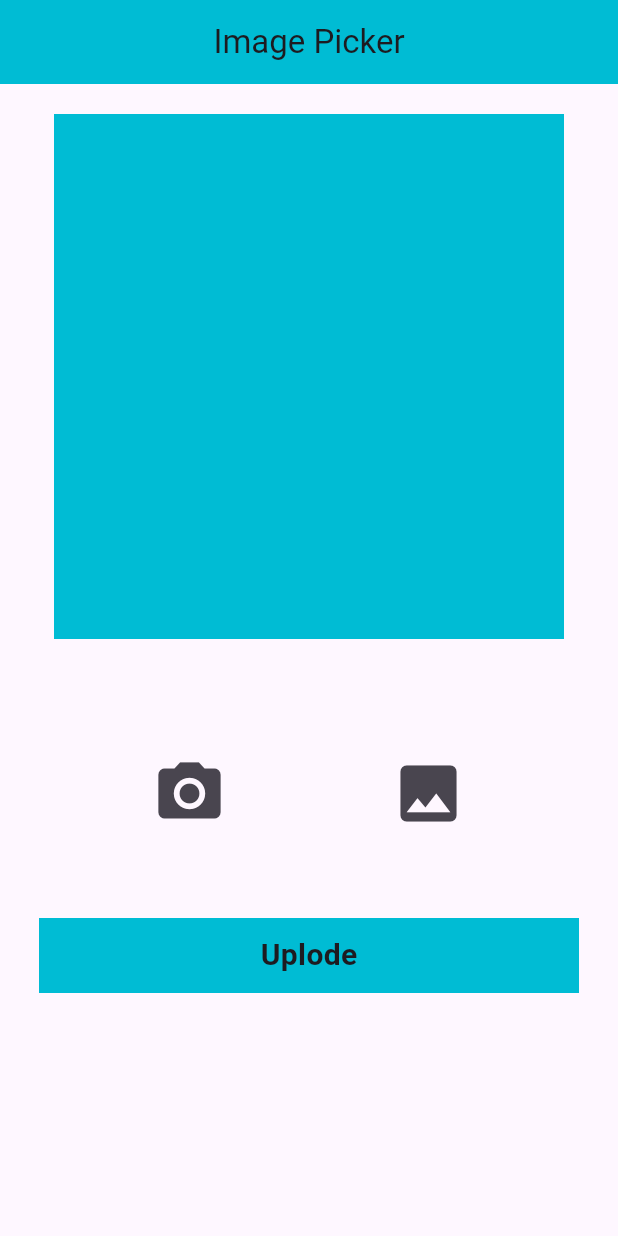
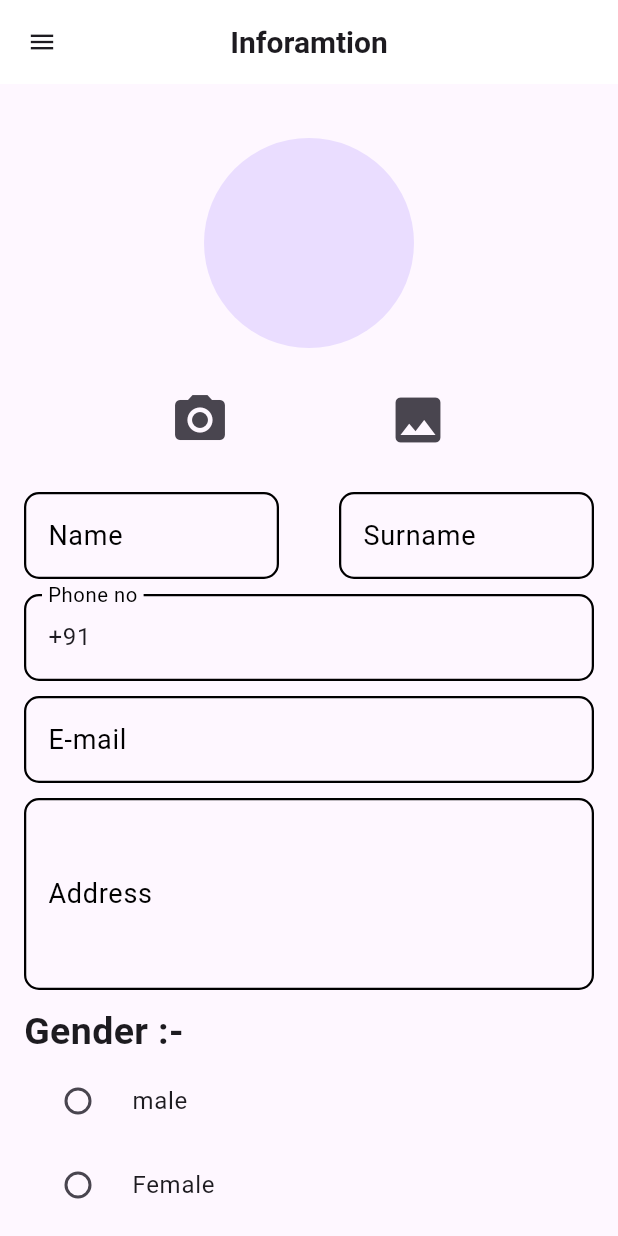
Before and after one commit to Vishalk0810/resume_app_daily_task, a Flutter app: the screen it shows after launch, on a phone screen of 412 x 824 dp. Run offline on Flutter 3.47's test engine with Material 3 defaults, Android fonts, the phone set to English and light mode, and no system bars; our stand-ins replace image_picker; missing offline and left inert: dart:ffi.

Commit message:
17-05-2024

```diff
--- a/lib/Circle_avatar/component/circle_avtar.dart
+++ b/lib/Circle_avatar/component/circle_avtar.dart
@@ -1,5 +1,4 @@
 import 'dart:io';
-
 import 'package:flutter/material.dart';
 import 'package:flutter/services.dart';
 import 'package:image_picker/image_picker.dart';
--- /dev/null
+++ b/lib/registration_form_and_id_card/component/id_card.dart
@@ -0,0 +1,19 @@
+import 'package:flutter/material.dart';
+
+class IdCard extends StatefulWidget {
+  const IdCard({super.key});
+
+  @override
+  State<IdCard> createState() => _IdCardState();
+}
+
+class _IdCardState extends State<IdCard> {
+  @override
+  Widget build(BuildContext context) {
+    return Scaffold(
+      body: Column(
+
+      ),
+    );
+  }
+}
--- /dev/null
+++ b/lib/registration_form_and_id_card/component/registration_form.dart
@@ -0,0 +1,263 @@
+import 'dart:io';
+import 'package:flutter/material.dart';
+import 'package:flutter/services.dart';
+import 'package:image_picker/image_picker.dart';
+
+import '../../utils/List.dart';
+
+class RegistrationForm extends StatefulWidget {
+  const RegistrationForm({super.key});
+
+  @override
+  State<RegistrationForm> createState() => _RegistrationFormState();
+}
+
+ImagePicker imagePicker = ImagePicker();
+File? fileImage;
+GlobalKey<FormState> formkey = GlobalKey();
+TextEditingController txtName = TextEditingController();
+TextEditingController txtSurname = TextEditingController();
+TextEditingController txtContact = TextEditingController(text: '+91 ');
+TextEditingController txtEmail = TextEditingController();
+TextEditingController txtAddress = TextEditingController();
+
+class _RegistrationFormState extends State<RegistrationForm> {
+  @override
+  Widget build(BuildContext context) {
+    return Scaffold(
+      appBar: AppBar(
+        systemOverlayStyle:
+            const SystemUiOverlayStyle(statusBarColor: Colors.white),
+        backgroundColor: Colors.white,
+        centerTitle: true,
+        title: Text(
+          'Inforamtion',
+          style: TextStyle(
+            fontSize: 20,
+            fontWeight: FontWeight.w600,
+          ),
+        ),
+        leading: Icon(
+          Icons.menu,
+          size: 20,
+        ),
+      ),
+      body: Form(
+        child: Padding(
+          padding: const EdgeInsets.all(16.0),
+          child: SingleChildScrollView(
+            child: Column(
+              children: [
+                SizedBox(
+                  height: 20,
+                ),
+                CircleAvatar(
+                  radius: 70,
+                  backgroundImage:
+                      (fileImage != null) ? FileImage(fileImage!) : null,
+                ),
+                SizedBox(
+                  height: 20,
+                ),
+                Row(
+                  mainAxisAlignment: MainAxisAlignment.spaceEvenly,
+                  children: [
+                    IconButton(
+                        onPressed: () async {
+                          XFile? xFileImage = await imagePicker.pickImage(
+                              source: ImageSource.camera);
+                          setState(() {
+                            fileImage = File(xFileImage!.path);
+                          });
+                        },
+                        icon: Icon(
+                          Icons.camera_alt,
+                          size: 40,
+                        )),
+                    IconButton(
+                        onPressed: () async {
+                          XFile? xFileImage = await imagePicker.pickImage(
+                              source: ImageSource.gallery);
+                          setState(() {
+                            fileImage = File(xFileImage!.path);
+                          });
+                        },
+                        icon: Icon(
+                          Icons.image,
+                          size: 40,
+                        ))
+                  ],
+                ),
+                SizedBox(
+                  height: 20,
+                ),
+                Row(
+                  mainAxisAlignment: MainAxisAlignment.spaceBetween,
+                  children: [
+                    SizedBox(
+                        width: 170,
+                        child: buildTextFormField(
+                          hint: 'First Name',
+                          lable: 'Name',
+                          Controler: txtName,
+                          keyboardtype: TextInputType.name,
+                          maxlines: 1,
+                        )),
+                    SizedBox(
+                        width: 170,
+                        child: buildTextFormField(
+                          hint: 'Last Name',
+                          lable: 'Surname',
+                          Controler: txtSurname,
+                          keyboardtype: TextInputType.name,
+                          maxlines: 1,
+
+                        )),
+                  ],
+                ),
+                SizedBox(
+                  height: 10,
+                ),
+                buildTextFormField(
+                  hint: 'Contact no',
+                  lable: 'Phone no',
+                  Controler: txtContact,
+                  keyboardtype: TextInputType.number,
+                  maxlines: 1,
+                ),
+                SizedBox(height: 10,),
+                buildTextFormField(
+                  hint: 'E-mail',
+                  lable: 'E-mail',
+                  Controler: txtEmail,
+                  keyboardtype: TextInputType.text,
+                  maxlines: 1,
+                ),
+                SizedBox(height: 10,),
+                buildTextFormField(
+                  hint: 'Address',
+                  lable: 'Address',
+                  Controler: txtAddress,
+                  keyboardtype: TextInputType.text,
+                  maxlines: 4,
+                ),
+                SizedBox(
+                  height: 10,
+                ),
+                Row(
+                  children: [
+                    Text(
+                      'Gender :-',
+                      style: TextStyle(
+                        fontSize: 25,
+                        fontWeight: FontWeight.w600,
+                      ),
+                    ),
+                  ],
+                ),
+                buildRadioListTile(
+                  Gender: 'male',
+                ),
+                buildRadioListTile(
+                  Gender: 'Female',
+                ),
+                buildRadioListTile(
+                  Gender: 'Others',
+                ),
+                SizedBox(
+                  height: 10,
+                ),
+                Row(
+                  children: [
+                    Text(
+                      'Hobby :-',
+                      style: TextStyle(
+                        fontSize: 25,
+                        fontWeight: FontWeight.w600,
+                      ),
+                    ),
+                  ],
+                ),
+                buildCheckboxListTile(index: 0),
+                buildCheckboxListTile(index: 1),
+                buildCheckboxListTile(index: 2),
+
+                // Container(
+                //   height: 50,
+                //   width: 360,
+                //   decoration: BoxDecoration(
+                //     color: Colors.cyan,
+                //   ),
+                //   child: Center(
+                //     child: Text(
+                //       'Uplode',
+                //       style: TextStyle(
+                //         fontSize: 20,
+                //         fontWeight: FontWeight.w600,
+                //       ),
+                //     ),
+                //   ),
+                // )
+              ],
+            ),
+          ),
+        ),
+      ),
+    );
+  }
+
+  CheckboxListTile buildCheckboxListTile({required int index}) {
+    return CheckboxListTile(
+      value: hobby[index],
+      onChanged: (value) {
+        setState(() {
+          hobby[index] = value!;
+        });
+      },
+      title: Text(hobbyType[index]),
+    );
+  }
+
+  RadioListTile<String> buildRadioListTile({required Gender}) {
+    return RadioListTile(
+      value: Gender,
+      groupValue: gender,
+      onChanged: (value) {
+        setState(() {
+          gender = value!;
+        });
+      },
+      title: Text(Gender),
+    );
+  }
+
+  TextFormField buildTextFormField(
+      {required String hint,
+      required String lable,
+      required keyboardtype,
+      required Controler,
+      required maxlines}) {
+    return TextFormField(
+      controller: Controler,
+      decoration: InputDecoration(
+        focusedBorder: OutlineInputBorder(
+            borderRadius: BorderRadius.circular(10),
+            borderSide: BorderSide(width: 2)),
+        focusColor: Colors.black,
+        enabledBorder: OutlineInputBorder(
+          borderRadius: BorderRadius.circular(10),
+          borderSide: BorderSide(width: 1.5),
+        ),
+        labelText: lable,
+        labelStyle: TextStyle(fontSize: 18, color: Colors.black),
+        hintText: hint,
+        hintStyle: TextStyle(
+          fontSize: 17,
+        ),
+      ),
+      cursorColor: Colors.black,
+      keyboardType: keyboardtype,
+      maxLines: maxlines,
+    );
+  }
+}
--- a/lib/routes.dart
+++ b/lib/routes.dart
@@ -1,11 +1,13 @@
 import 'package:flutter/material.dart';
+import 'package:resume_app_daily_task/registration_form_and_id_card/component/registration_form.dart';
 import 'Circle_avatar/component/circle_avtar.dart';
 import 'gmail_login_page/component/Login_screen.dart';
 import 'gmail_login_page/component/login_password.dart';
 import 'gmail_login_page/successful_page/component/successful_screen.dart';
 class MapRoutes{
   static Map<String, Widget Function(BuildContext)>routes = {
-      '/':(context)=>const Picker(),
+       '/':(context)=>const RegistrationForm(),
+      // '/':(context)=>const Picker(),
      // '/':(context)=>const GoogleEmailScreen(),
      // '/password':(context)=>const PasswordScreen(),
      // '/success':(context)=>const SuccessScreen(),
--- a/lib/utils/List.dart
+++ b/lib/utils/List.dart
@@ -1,3 +1,5 @@
+import 'dart:ffi';
+
 import 'package:flutter/material.dart';
 
 List TitleList =[
@@ -7,3 +9,13 @@ List TitleList =[
 List IconList=[
   Icons.all_inbox,Icons.inbox,Icons.star_border,Icons.watch_later_outlined,Icons.label_important_outline_rounded,Icons.send,Icons.drafts,Icons.mail_outline,Icons.error_outline_sharp,Icons.delete_forever,Icons.add,Icons.settings,
 ];
+
+String gender = 'Male';
+
+List<bool> hobby = [
+  false,false,false,false
+];
+
+List hobbyType =[
+  'Cricket','football', 'kabaddi','cycling',
+];
```
